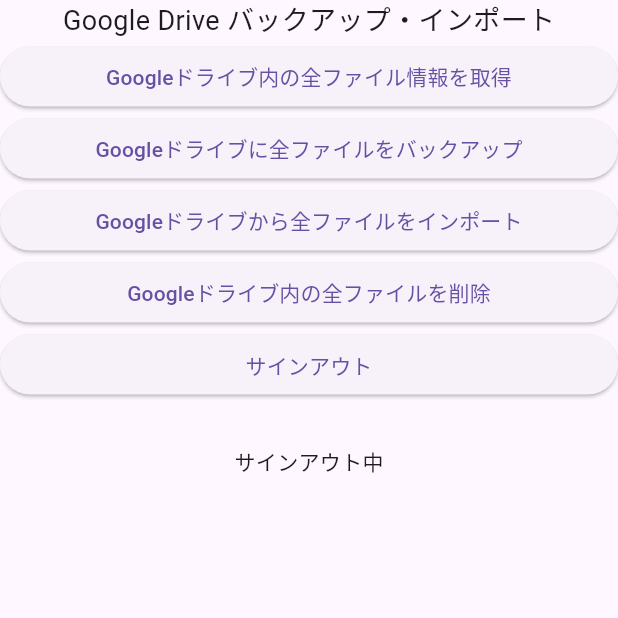
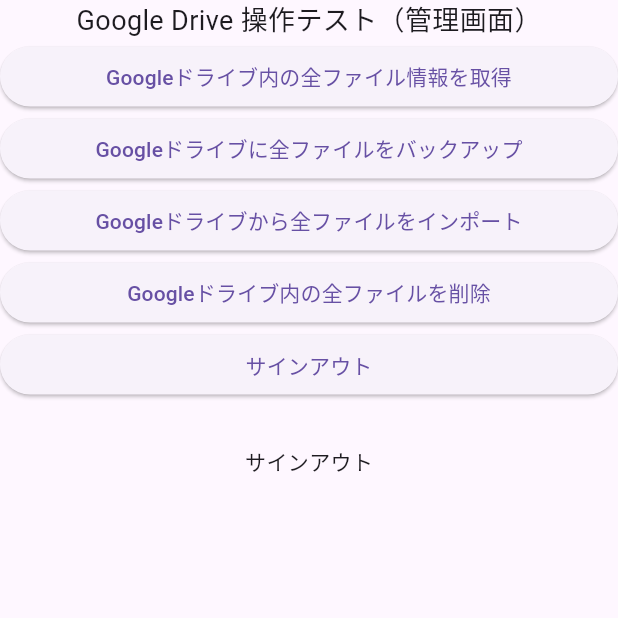
Before and after one commit to arafipro/take_orders_app, a Flutter app: the GoogleDriveOpsPage screen opened directly, after a tap on "サインアウト", on a phone screen of 412 x 824 dp, the top half of it. Run offline on Flutter 3.47's test engine with Material 2 defaults, Android fonts, the phone set to English and light mode, and no system bars; our stand-ins replace csv, drift, firebase_core, google_sign_in, googleapis_auth; missing offline and left inert: extension_google_sign_in_as_googleapis_auth, googleapis; accounts and stored records are empty; generated files the repository leaves out were written again.

Commit message:
TopPageのボタンタイトルを変更

```diff
--- a/lib/pages/data_mgmt_page.dart
+++ b/lib/pages/data_mgmt_page.dart
@@ -14,9 +14,9 @@ class DataManagementPage extends StatelessWidget {
         child: Column(
           children: [
             const Text(
-              "データ関連",
+              "データ操作（管理画面）",
               style: TextStyle(
-                fontSize: 30,
+                fontSize: 18,
               ),
             ),
             Column(
--- a/lib/pages/google_drive_ops_page.dart
+++ b/lib/pages/google_drive_ops_page.dart
@@ -11,8 +11,7 @@ class GoogleDriveOpsPage extends StatefulWidget {
   const GoogleDriveOpsPage({super.key});
 
   @override
-  State<GoogleDriveOpsPage> createState() =>
-      _GoogleDriveOpsPageState();
+  State<GoogleDriveOpsPage> createState() => _GoogleDriveOpsPageState();
 }
 
 class _GoogleDriveOpsPageState extends State<GoogleDriveOpsPage> {
@@ -30,7 +29,7 @@ class _GoogleDriveOpsPageState extends State<GoogleDriveOpsPage> {
         child: Column(
           children: <Widget>[
             const Text(
-              "Google Drive バックアップ・インポート",
+              "Google Drive 操作テスト（管理画面）",
               style: TextStyle(
                 fontSize: 18,
               ),
@@ -308,7 +307,7 @@ class _GoogleDriveOpsPageState extends State<GoogleDriveOpsPage> {
       // // ※firebase_auth、firebase_coreのインポートが必要
       // await FirebaseAuth.instance.signOut();
       setState(() {
-        signInStatus = "サインアウト中";
+        signInStatus = "サインアウト";
       });
     } catch (e) {
       debugPrint("サインアウトできず $e");
--- a/lib/pages/top_page.dart
+++ b/lib/pages/top_page.dart
@@ -97,7 +97,7 @@ class TopPage extends StatelessWidget {
               SizedBox(
                 width: double.infinity,
                 child: ElevatedButton(
-                  child: const Text("データ管理"),
+                  child: const Text("データ操作（管理画面）"),
                   onPressed: () {
                     Navigator.push(
                       context,
@@ -112,13 +112,12 @@ class TopPage extends StatelessWidget {
                   ? SizedBox(
                       width: double.infinity,
                       child: ElevatedButton(
-                        child: const Text("Google Drive 操作テスト"),
+                        child: const Text("Google Drive 操作テスト（管理画面）"),
                         onPressed: () {
                           Navigator.push(
                             context,
                             MaterialPageRoute(
-                              builder: (context) =>
-                                  const GoogleDriveOpsPage(),
+                              builder: (context) => const GoogleDriveOpsPage(),
                             ),
                           );
                         },
```
